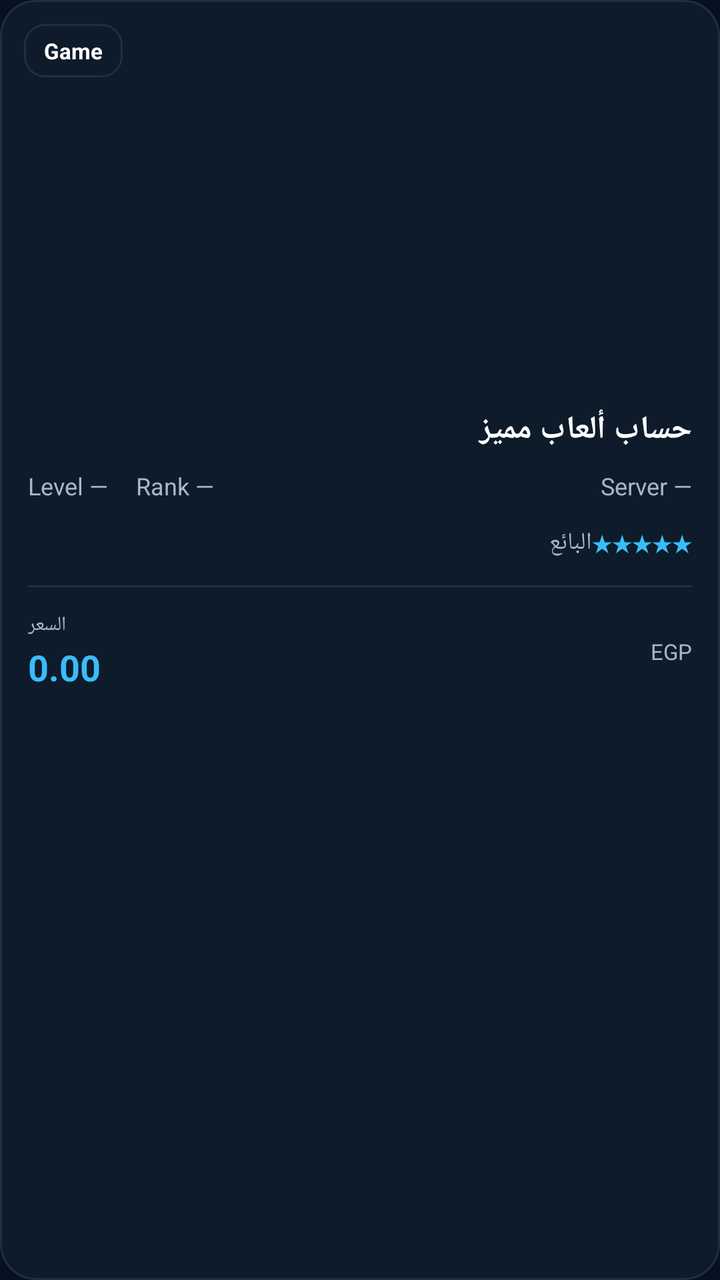
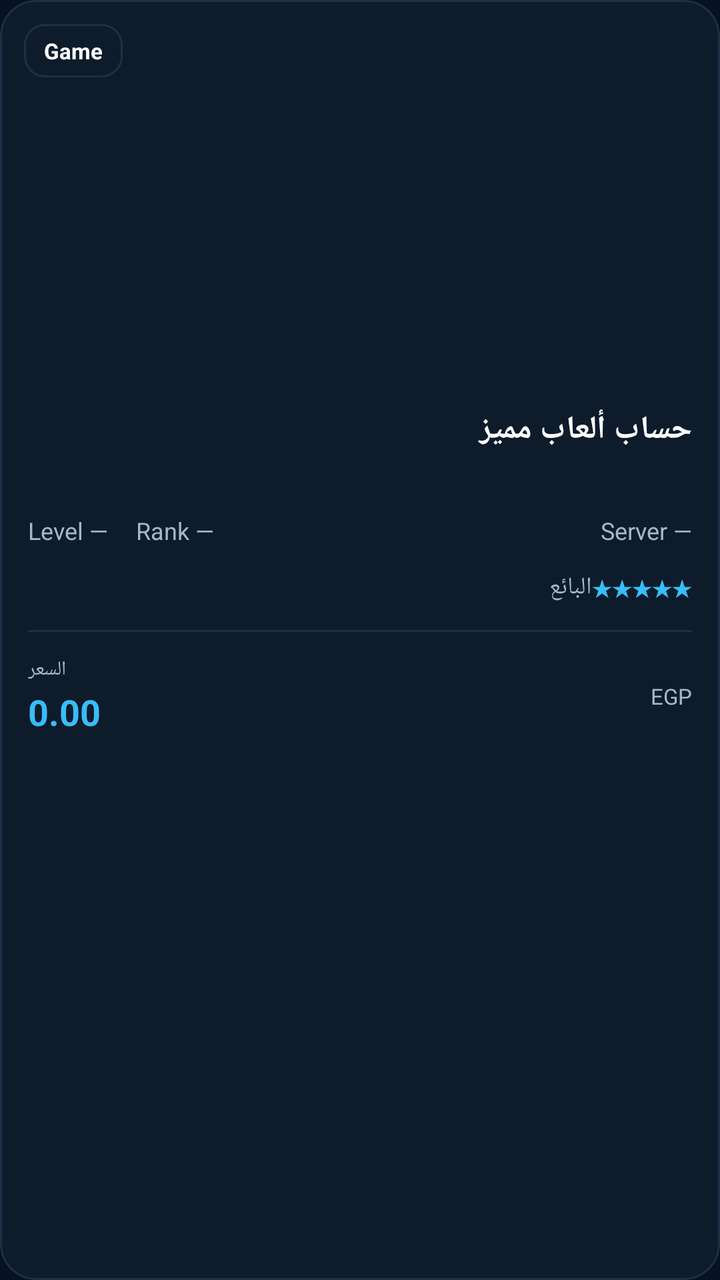

Before-and-after screenshots of an Android layout around one commit, followed by the original layout XML and the change that was made.
<!-- AndroidManifest.xml: application theme Theme.Gameora -->
<!-- res/layout/item_product.xml -->
<?xml version="1.0" encoding="utf-8"?>
<com.google.android.material.card.MaterialCardView
    xmlns:android="http://schemas.android.com/apk/res/android"
    xmlns:app="http://schemas.android.com/apk/res-auto"
    android:id="@+id/product_card"
    android:layout_width="match_parent"
    android:layout_height="wrap_content"
    android:layout_marginBottom="12dp"
    app:cardBackgroundColor="@color/bg_surface"
    app:cardCornerRadius="18dp"
    app:cardElevation="0dp"
    app:strokeColor="@color/divider_color"
    app:strokeWidth="1dp">

    <LinearLayout
        android:layout_width="match_parent"
        android:layout_height="wrap_content"
        android:orientation="vertical">

        
        <FrameLayout
            android:layout_width="match_parent"
            android:layout_height="190dp">

            <ImageView
                android:id="@+id/product_image"
                android:layout_width="match_parent"
                android:layout_height="match_parent"
                android:contentDescription="@null"
                android:scaleType="centerCrop" />

            
            <TextView
                android:id="@+id/product_game"
                android:layout_width="wrap_content"
                android:layout_height="wrap_content"
                android:layout_margin="12dp"
                android:background="@drawable/bg_product_badge"
                android:paddingStart="10dp"
                android:paddingTop="6dp"
                android:paddingEnd="10dp"
                android:paddingBottom="6dp"
                android:text="Game"
                android:textColor="@color/text_primary"
                android:textSize="11sp"
                android:textStyle="bold" />

            
            <TextView
                android:id="@+id/product_verified"
                android:layout_width="wrap_content"
                android:layout_height="wrap_content"
                android:layout_gravity="end"
                android:layout_margin="12dp"
                android:background="@drawable/bg_product_badge"
                android:paddingStart="9dp"
                android:paddingTop="6dp"
                android:paddingEnd="9dp"
                android:paddingBottom="6dp"
                android:text="موثوق"
                android:textColor="@color/brand_primary"
                android:textSize="10sp"
                android:textStyle="bold"
                android:visibility="gone" />

        </FrameLayout>

        <LinearLayout
            android:layout_width="match_parent"
            android:layout_height="wrap_content"
            android:orientation="vertical"
            android:padding="14dp">

            
            <TextView
                android:id="@+id/product_title"
                android:layout_width="match_parent"
                android:layout_height="wrap_content"
                android:maxLines="2"
                android:ellipsize="end"
                android:text="حساب ألعاب مميز"
                android:textColor="@color/text_primary"
                android:textSize="16sp"
                android:textStyle="bold" />

            
            <LinearLayout
                android:layout_width="match_parent"
                android:layout_height="wrap_content"
                android:layout_marginTop="9dp"
                android:orientation="horizontal">

                <TextView
                    android:id="@+id/product_level"
                    android:layout_width="wrap_content"
                    android:layout_height="wrap_content"
                    android:text="Level —"
                    android:textColor="@color/text_secondary"
                    android:textSize="12sp" />

                <TextView
                    android:id="@+id/product_rank"
                    android:layout_width="wrap_content"
                    android:layout_height="wrap_content"
                    android:layout_marginStart="14dp"
                    android:text="Rank —"
                    android:textColor="@color/text_secondary"
                    android:textSize="12sp" />

                <TextView
                    android:id="@+id/product_server"
                    android:layout_width="0dp"
                    android:layout_height="wrap_content"
                    android:layout_weight="1"
                    android:gravity="end"
                    android:text="Server —"
                    android:textColor="@color/text_secondary"
                    android:textSize="12sp" />

            </LinearLayout>

            
            <LinearLayout
                android:layout_width="match_parent"
                android:layout_height="wrap_content"
                android:layout_marginTop="12dp"
                android:gravity="center_vertical"
                android:orientation="horizontal">

                <TextView
                    android:id="@+id/product_seller"
                    android:layout_width="0dp"
                    android:layout_height="wrap_content"
                    android:layout_weight="1"
                    android:maxLines="1"
                    android:ellipsize="end"
                    android:text="البائع"
                    android:textColor="@color/text_secondary"
                    android:textSize="12sp" />

                <TextView
                    android:id="@+id/product_rating"
                    android:layout_width="wrap_content"
                    android:layout_height="wrap_content"
                    android:text="★★★★★"
                    android:textColor="@color/brand_primary"
                    android:textSize="11sp"
                    android:textStyle="bold" />

            </LinearLayout>

            
            <View
                android:layout_width="match_parent"
                android:layout_height="1dp"
                android:layout_marginTop="13dp"
                android:background="@color/divider_color" />

            
            <LinearLayout
                android:layout_width="match_parent"
                android:layout_height="wrap_content"
                android:layout_marginTop="12dp"
                android:gravity="center_vertical"
                android:orientation="horizontal">

                <LinearLayout
                    android:layout_width="0dp"
                    android:layout_height="wrap_content"
                    android:layout_weight="1"
                    android:orientation="vertical">

                    <TextView
                        android:layout_width="wrap_content"
                        android:layout_height="wrap_content"
                        android:text="السعر"
                        android:textColor="@color/text_secondary"
                        android:textSize="10sp" />

                    <TextView
                        android:id="@+id/product_price"
                        android:layout_width="wrap_content"
                        android:layout_height="wrap_content"
                        android:layout_marginTop="2dp"
                        android:text="0.00"
                        android:textColor="@color/brand_primary"
                        android:textSize="18sp"
                        android:textStyle="bold" />

                </LinearLayout>

                <TextView
                    android:id="@+id/product_currency"
                    android:layout_width="wrap_content"
                    android:layout_height="wrap_content"
                    android:text="EGP"
                    android:textColor="@color/text_secondary"
                    android:textSize="11sp" />

            </LinearLayout>

        </LinearLayout>

    </LinearLayout>

</com.google.android.material.card.MaterialCardView>
<!-- resources referenced by this layout -->
<resources>
  <color name="bg_surface">#0D1B2A</color>
  <color name="brand_primary">#38BDF8</color>
  <color name="divider_color">#1C3047</color>
  <color name="text_primary">#FFFFFF</color>
  <color name="text_secondary">#A8B6C7</color>
  <!-- drawable bg_product_badge (drawable) -->
  <?xml version="1.0" encoding="utf-8"?>
  <shape xmlns:android="http://schemas.android.com/apk/res/android"
      android:shape="rectangle">
  
      <solid android:color="@color/bg_surface" />
  
      <corners android:radius="10dp" />
  
      <stroke
          android:width="1dp"
          android:color="@color/divider_color" />
  
  </shape>
  <style name="Theme.Gameora" parent="Theme.MaterialComponents.DayNight.NoActionBar">
          <item name="colorPrimary">@color/brand_primary</item>
          <item name="colorPrimaryVariant">@color/brand_primary_dark</item>
          <item name="colorOnPrimary">@color/text_inverse</item>
          <item name="colorSecondary">@color/brand_secondary</item>
          <item name="colorOnSecondary">@color/text_inverse</item>
          <item name="colorAccent">@color/brand_accent</item>
          <item name="android:colorBackground">@color/bg_screen</item>
          <item name="android:windowBackground">@color/bg_screen</item>
          <item name="colorSurface">@color/bg_surface</item>
          <item name="colorOnSurface">@color/text_primary</item>
          <item name="colorError">@color/error_color</item>
  
          <item name="materialAlertDialogTheme">@style/Theme.Gameora.Dialog</item>
      </style>
  <color name="brand_primary_dark">#0284C7</color>
  <color name="text_inverse">#07111F</color>
  <color name="brand_secondary">#60D5FF</color>
  <color name="brand_accent">#7DDFFF</color>
  <color name="bg_screen">#07111F</color>
  <color name="error_color">#FF5364</color>
  <style name="Theme.Gameora.Dialog" parent="ThemeOverlay.MaterialComponents.MaterialAlertDialog">
          <item name="colorPrimary">@color/brand_primary</item>
      </style>
</resources>

<!-- the commit's change to res/layout/item_product.xml (unified diff, before → after) -->
@@ -84,6 +84,17 @@
                 android:textStyle="bold" />
 
             
+            <TextView
+                android:id="@+id/product_meta"
+                android:layout_width="match_parent"
+                android:layout_height="wrap_content"
+                android:layout_marginTop="6dp"
+                android:maxLines="2"
+                android:ellipsize="end"
+                android:textColor="@color/text_secondary"
+                android:textSize="12sp" />
+
+            
             <LinearLayout
                 android:layout_width="match_parent"
                 android:layout_height="wrap_content"
